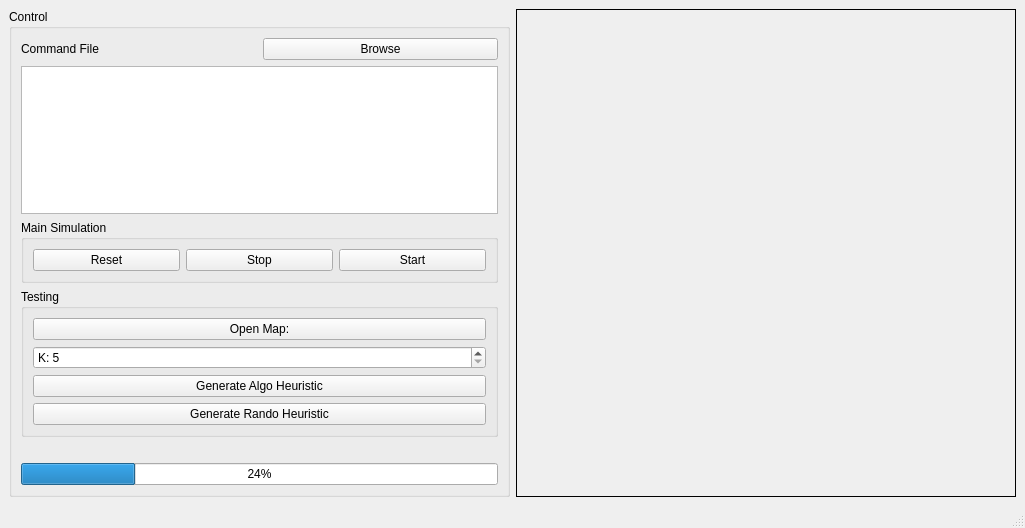
Qt form mainwindowcontrols.ui (kwijesin/CMPT417-Final-Project-F22) before a commit.
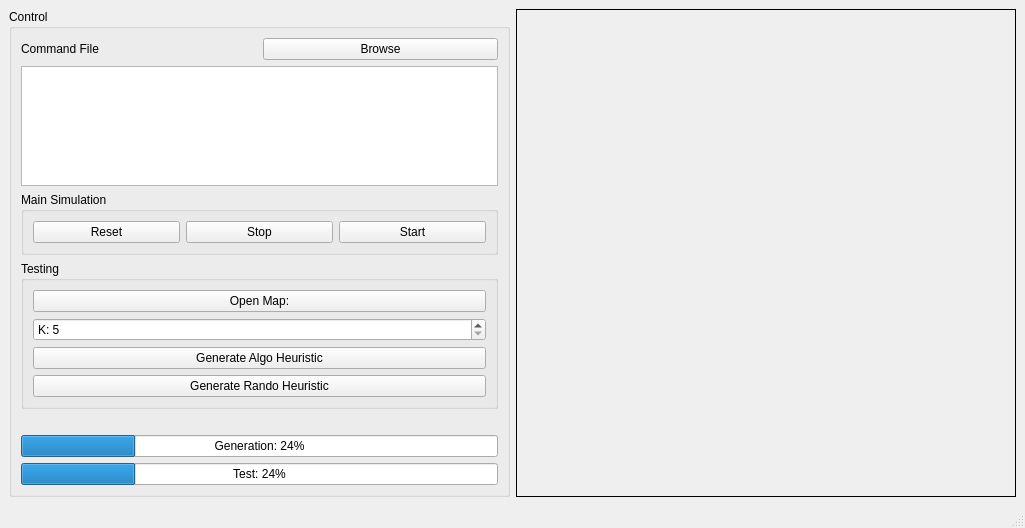
The same form after that commit. Custom widgets are drawn as their Qt base class.

```diff
--- a/mainwindowcontrols.ui
+++ b/mainwindowcontrols.ui
@@ -159,6 +159,22 @@
          <property name="textDirection">
           <enum>QProgressBar::TopToBottom</enum>
          </property>
+         <property name="format">
+          <string>Generation: %p%</string>
+         </property>
+        </widget>
+       </item>
+       <item>
+        <widget class="QProgressBar" name="progressBarTest">
+         <property name="value">
+          <number>24</number>
+         </property>
+         <property name="alignment">
+          <set>Qt::AlignCenter</set>
+         </property>
+         <property name="format">
+          <string>Test: %p%</string>
+         </property>
         </widget>
        </item>
       </layout>
```
